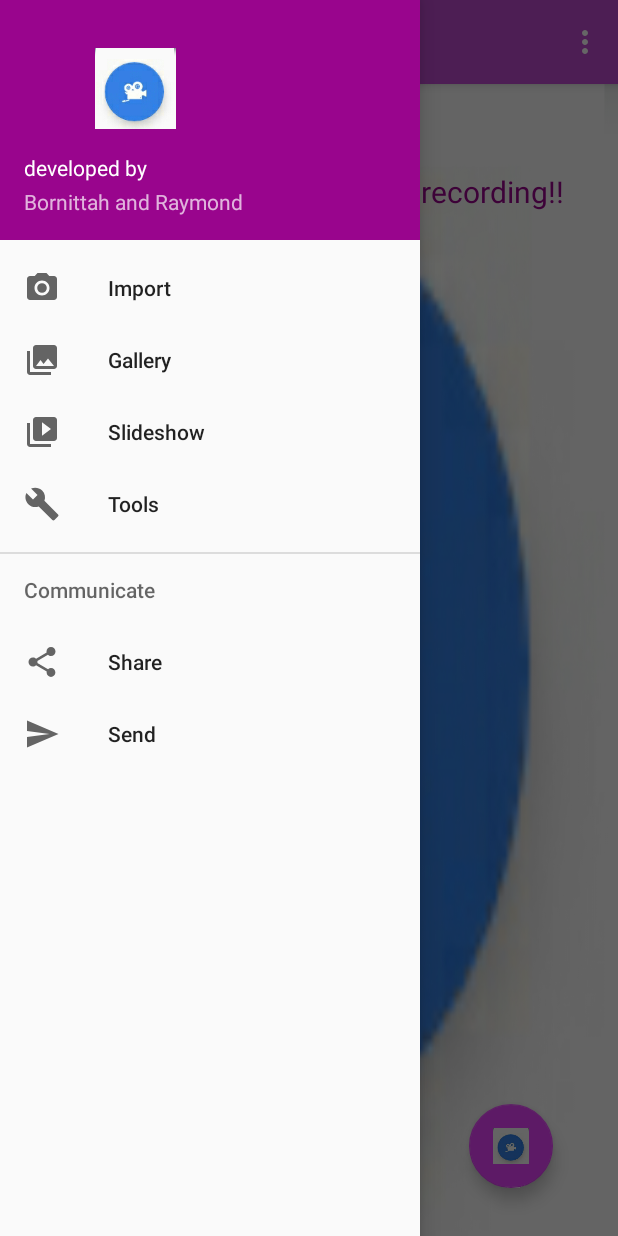
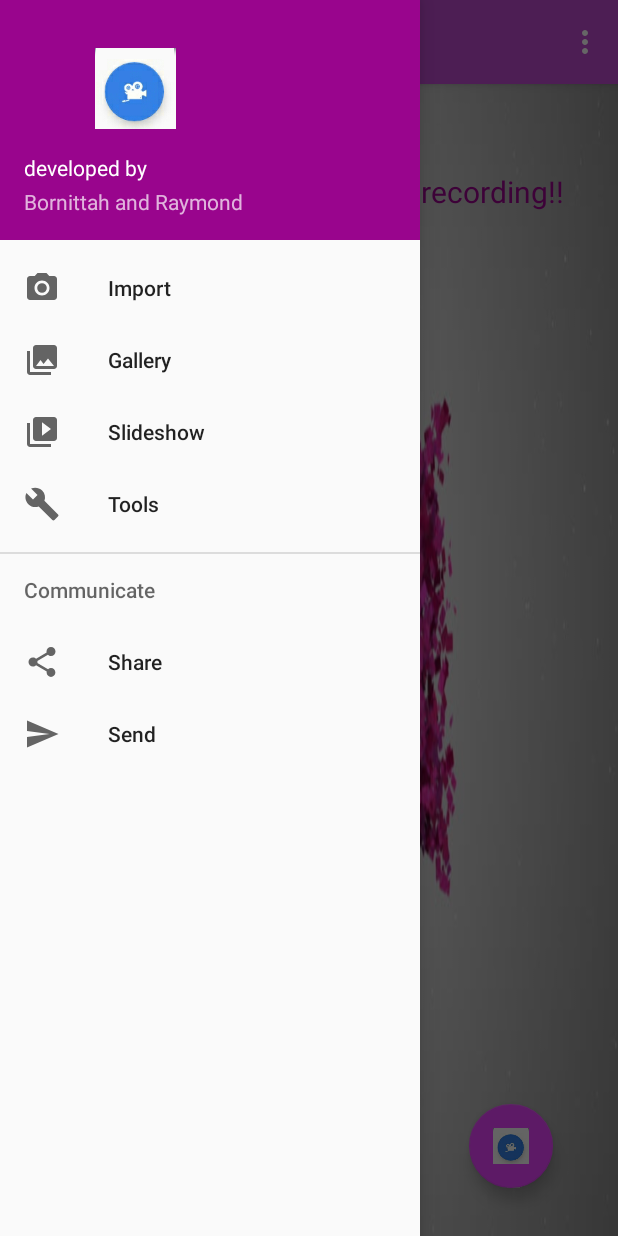
Before and after one commit to Bornittah/ScreenRecorder, an Android app: the screen it shows after launch (MainActivity), with the side drawer open, on a phone screen of 412 x 824 dp. Run offline under Robolectric (Android 15) with nearby library versions, the phone set to English and light mode, and no system bars; 2 statements that could not run were skipped.

Commit message:
second commit

```diff
--- a/app/src/main/java/com/example/bornittah/screenrecorder/MainActivity.java
+++ b/app/src/main/java/com/example/bornittah/screenrecorder/MainActivity.java
@@ -1,6 +1,7 @@
 package com.example.bornittah.screenrecorder;
 
 import android.Manifest;
+import android.app.NotificationManager;
 import android.app.PendingIntent;
 import android.content.ComponentName;
 import android.content.Context;
@@ -19,6 +20,8 @@ import android.provider.MediaStore;
 import android.support.design.widget.FloatingActionButton;
 import android.support.design.widget.Snackbar;
 import android.support.v4.app.ActivityCompat;
+import android.support.v4.app.NotificationCompat;
+import android.support.v4.app.TaskStackBuilder;
 import android.support.v4.content.ContextCompat;
 import android.util.DisplayMetrics;
 import android.util.Log;
@@ -56,6 +59,7 @@ public class MainActivity extends AppCompatActivity implements NavigationView.On
     private VirtualDisplay virtualDisplay;
     private MediaRecorder mediaRecorder;
     private Context context;
+    private int notificationID = 100;
 
     boolean isRecording = false;
     FloatingActionButton fab;
@@ -68,50 +72,64 @@ public class MainActivity extends AppCompatActivity implements NavigationView.On
 //toolbar
         Toolbar toolbar = (Toolbar) findViewById(R.id.toolbar);
         setSupportActionBar(toolbar);
-/*
-        Intent intentbroadcast = new Intent(this, PopUp.class);
-        PendingIntent pendingIntent = PendingIntent.getBroadcast(this.getApplicationContext(), 1, intentbroadcast, 0);
-        MediaProjectionManager projection = (MediaProjectionManager)getSystemService(MEDIA_PROJECTION_SERVICE);
-       // projection.(MediaProjectionManager.,System.currentTimeMillis()+(7*1000),pendingIntent);
-        Toast.makeText(this,"Recording started",Toast.LENGTH_LONG).show();
-        */
 
+
+        // Invoking the default notification service
+        NotificationCompat.Builder mBuilder = new NotificationCompat.Builder(this);
+//setting properties of a notification
+        mBuilder.setSmallIcon(R.drawable.iconn);
+        mBuilder.setContentTitle("Screen Recorder!");
+        mBuilder.setContentText("Tap here to stop recording!");
+
+        // Creates an explicit intent for an Activity in your app
+        Intent resultIntent = new Intent(this, MainActivity.class);
+        TaskStackBuilder stackBuilder = TaskStackBuilder.create(this);
+        stackBuilder.addParentStack(MainActivity.class);
+
+
+        //Adds the Intent that starts the Activity to the top of the stack
+        stackBuilder.addNextIntent(resultIntent);
+        PendingIntent resultPendingIntent = stackBuilder.getPendingIntent(0, PendingIntent.FLAG_UPDATE_CURRENT);
+        mBuilder.setContentIntent(resultPendingIntent);
+
+        NotificationManager mNotificationManager = (NotificationManager) getSystemService(Context.NOTIFICATION_SERVICE);
+// notificationID allows you to update the notification later on.
+        mNotificationManager.notify(notificationID, mBuilder.build());
 
 
 //floating action button
         fab = (FloatingActionButton) findViewById(R.id.actionButton);
         fab.setEnabled(false);
+        //creating instance of MediaProjectionManager
         projectionManager = (MediaProjectionManager) getSystemService(Context.MEDIA_PROJECTION_SERVICE);
         fab.setOnClickListener(new View.OnClickListener() {
             @Override
             public void onClick(View view) {
                 if (recordService.isRunning()) {
                     recordService.stopRecord();
-                  // Toast.makeText(context,"Recording started", Toast.LENGTH_LONG).show();
-                    //broadcast custom intent
+
                     Intent intent = new Intent();
-                    intent.setAction("com.screenRecorder.CUSTOM_INTENT"); sendBroadcast(intent);
+                    intent.setAction("com.screenRecorder.CUSTOM_INTENT");
+                    sendBroadcast(intent);
 
                 } else {
                     Intent captureIntent = projectionManager.createScreenCaptureIntent();
                     startActivityForResult(captureIntent, RECORD_REQUEST_CODE);
-                   // Toast.makeText(context,"Recording stopped", Toast.LENGTH_LONG).show();
+
                 }
 
-
-              //  Snackbar.make(view, "Recording started", Snackbar.LENGTH_LONG).setAction("Action", null).show();
 
             }
         });
 
-
+//checkSelfPermission determines whether permissions are granted and the requestPermission request permission to be granted to the application.
         if (ContextCompat.checkSelfPermission(MainActivity.this, Manifest.permission.WRITE_EXTERNAL_STORAGE) != PackageManager.PERMISSION_GRANTED) {
             ActivityCompat.requestPermissions(this, new String[]{Manifest.permission.WRITE_EXTERNAL_STORAGE}, STORAGE_REQUEST_CODE);
         }
         if (ContextCompat.checkSelfPermission(MainActivity.this, Manifest.permission.RECORD_AUDIO) != PackageManager.PERMISSION_GRANTED) {
             ActivityCompat.requestPermissions(this, new String[]{Manifest.permission.RECORD_AUDIO}, AUDIO_REQUEST_CODE);
         }
-
+//bindService() obtains a persistence connection to a service.
         Intent intent = new Intent(this, RecordServices.class);
         bindService(intent, connection, BIND_AUTO_CREATE);
 
--- a/app/src/main/java/com/example/bornittah/screenrecorder/PopUp.java
+++ b/app/src/main/java/com/example/bornittah/screenrecorder/PopUp.java
@@ -14,5 +14,6 @@ public class PopUp extends BroadcastReceiver {
     public void onReceive(Context context, Intent intent) {
         Toast.makeText(context,"Recording ended", Toast.LENGTH_LONG).show();
       //  Toast.makeText(context,"Recording stop",Toast.LENGTH_LONG).show();
+
     }
 }
--- a/app/src/main/java/com/example/bornittah/screenrecorder/RecordApplication.java
+++ b/app/src/main/java/com/example/bornittah/screenrecorder/RecordApplication.java
@@ -7,7 +7,9 @@ import android.content.Intent;
 /**
  * Created by Bornittah on 11/17/2017.
  */
-
+/*The application class is called when the application is stating, before any other application object is created.
+it contains compenets such as activities,servises and disk storage
+ */
 public class RecordApplication extends Application {
 
     public static RecordApplication application;
--- a/app/src/main/java/com/example/bornittah/screenrecorder/RecordServices.java
+++ b/app/src/main/java/com/example/bornittah/screenrecorder/RecordServices.java
@@ -30,12 +30,14 @@ public class RecordServices extends Service {
     private int dpi;
     @Nullable
     @Override
+
     public IBinder onBind(Intent intent) {
         return new RecordBinder();
 
     }
+
     public int onStartCommand(Intent intent, int flags, int startId){
-
+        //START_STICKY the service will be restarted if it gets terminated whether their pending intents or not.
         return START_STICKY;
     }
     public void onCreate(){
@@ -84,7 +86,7 @@ public class RecordServices extends Service {
             return true;
         }
 
-
+//createVitualDisplay() Renders the surface provided by the application
     public void createVitualDisplay() {
         virtualDisplay=mediaProjection.createVirtualDisplay("mainScreen", width, height, dpi,
                 DisplayManager.VIRTUAL_DISPLAY_FLAG_AUTO_MIRROR, mediaRecorder.getSurface(),null, null);
--- a/app/src/main/res/layout/app_bar_main.xml
+++ b/app/src/main/res/layout/app_bar_main.xml
@@ -5,7 +5,7 @@
     xmlns:tools="http://schemas.android.com/tools"
     android:layout_width="match_parent"
     android:layout_height="match_parent"
-    android:background="@drawable/iconn"
+    android:background="@drawable/back"
     tools:context="com.example.bornittah.screenrecorder.MainActivity">
 
     <android.support.design.widget.AppBarLayout
```
Also changed, not shown: app/src/main/res/drawable/bacck.jpg (added), app/src/main/res/drawable/back.jpg (added).
